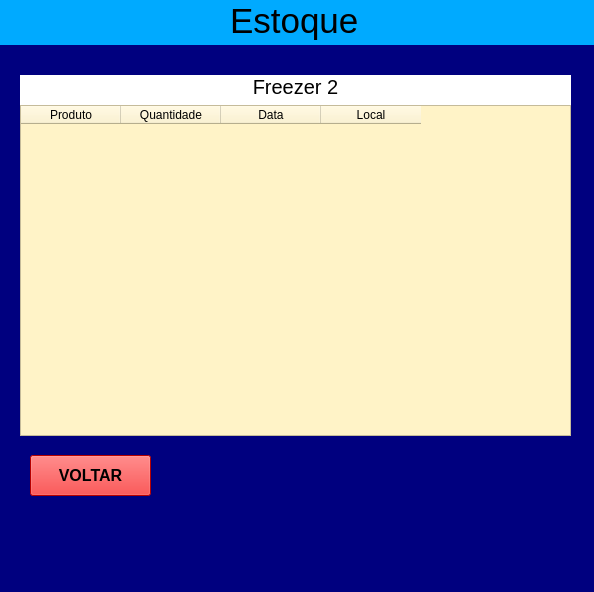
Qt form freezer_2.ui (samuelgarca/controleestoquepyqt5) before a commit.
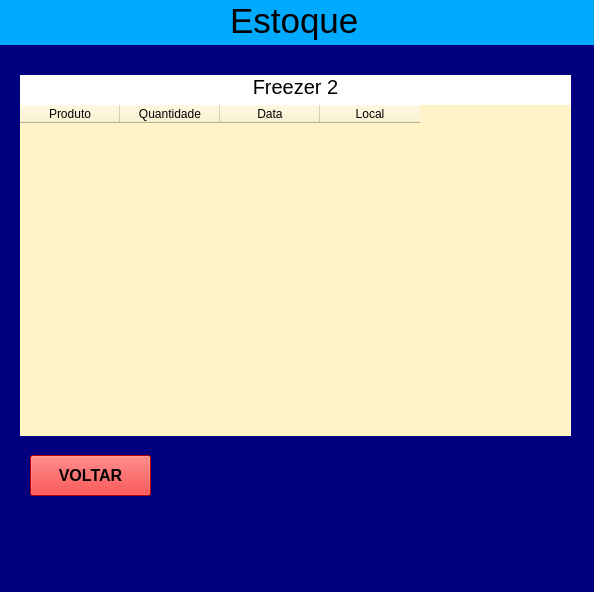
The same form after that commit.

Patch:
```diff
--- a/freezer_2.ui
+++ b/freezer_2.ui
@@ -191,6 +191,15 @@
        <property name="styleSheet">
         <string notr="true">background-color: rgb(255, 243, 199);</string>
        </property>
+       <property name="frameShape">
+        <enum>QFrame::NoFrame</enum>
+       </property>
+       <property name="frameShadow">
+        <enum>QFrame::Sunken</enum>
+       </property>
+       <property name="gridStyle">
+        <enum>Qt::NoPen</enum>
+       </property>
        <column>
         <property name="text">
          <string>Produto</string>
```
